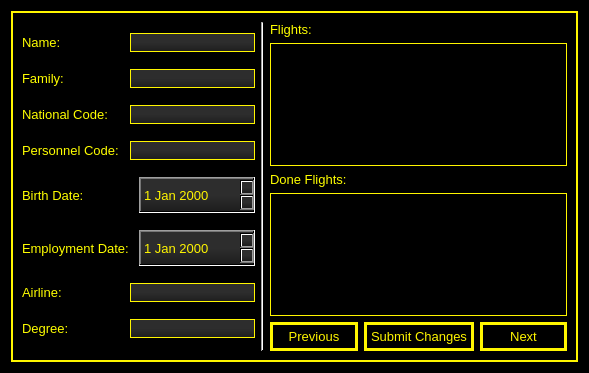
Above: MyProj/pilotspage.ui from shahabbadihi/airport_managementt before the change. Below: the same form after it.
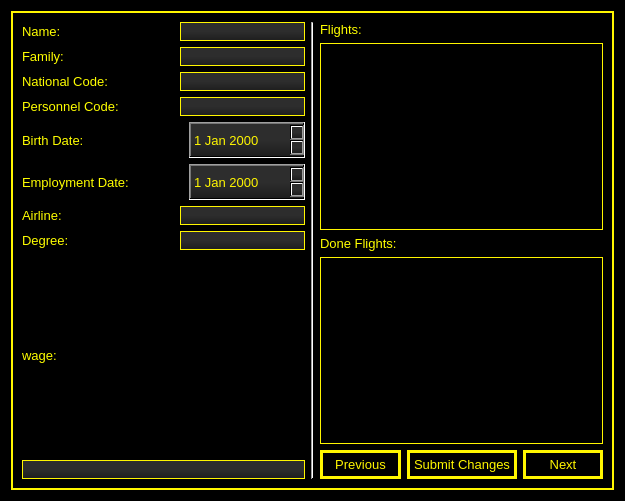
That is the form after the change.

Commit message: wage and price of ticket added

What changed in the file:
```diff
--- a/MyProj/pilotspage.ui
+++ b/MyProj/pilotspage.ui
@@ -6,8 +6,8 @@
    <rect>
     <x>0</x>
     <y>0</y>
-    <width>589</width>
-    <height>373</height>
+    <width>625</width>
+    <height>501</height>
    </rect>
   </property>
   <property name="windowTitle">
@@ -245,6 +245,16 @@
           </item>
          </layout>
         </item>
+        <item>
+         <widget class="QLabel" name="label_3">
+          <property name="text">
+           <string>wage:</string>
+          </property>
+         </widget>
+        </item>
+        <item>
+         <widget class="QLineEdit" name="wage_of_pilot"/>
+        </item>
        </layout>
       </item>
       <item>
```
The commit also changes 15 other files.
